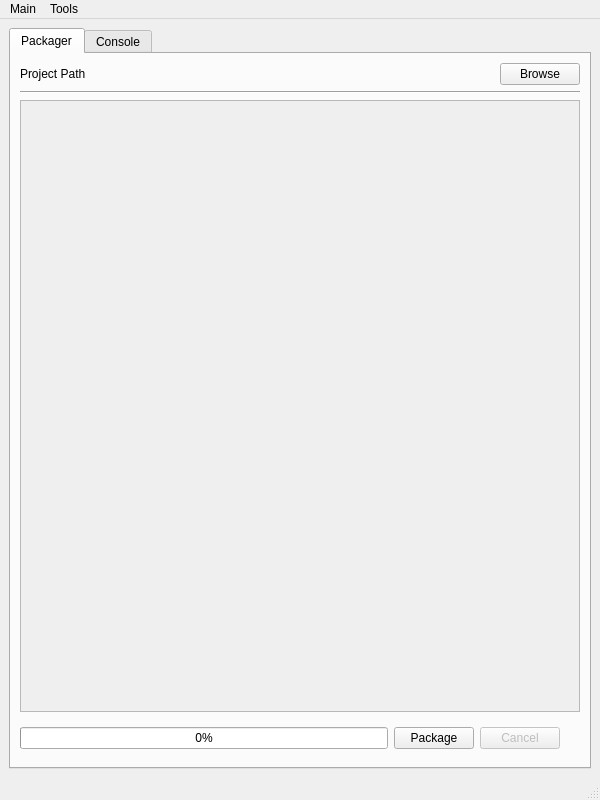
Above: mainwindow.ui from furkankykc/packager before the change. Below: the same form after it.
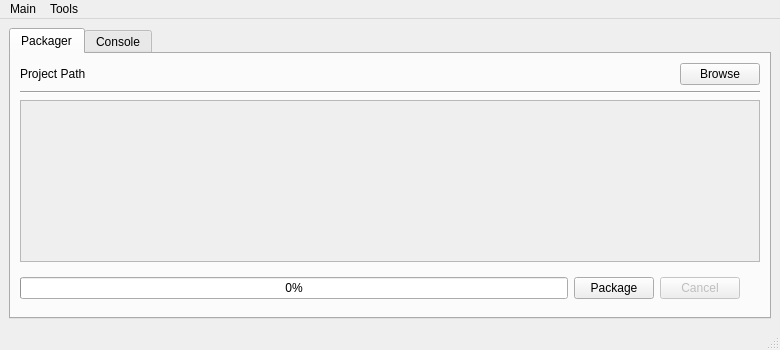
That is the form after the change.

Diff of the .ui file:
```diff
--- a/mainwindow.ui
+++ b/mainwindow.ui
@@ -6,8 +6,8 @@
    <rect>
     <x>0</x>
     <y>0</y>
-    <width>600</width>
-    <height>800</height>
+    <width>780</width>
+    <height>350</height>
    </rect>
   </property>
   <property name="sizePolicy">
@@ -102,8 +102,8 @@
               <rect>
                <x>0</x>
                <y>0</y>
-               <width>556</width>
-               <height>567</height>
+               <width>736</width>
+               <height>146</height>
               </rect>
              </property>
              <layout class="QGridLayout" name="gridLayout_2">
@@ -197,7 +197,7 @@
     <rect>
      <x>0</x>
      <y>0</y>
-     <width>600</width>
+     <width>780</width>
      <height>21</height>
     </rect>
    </property>
```
Left out of the diff: 6 changed lines with no effect on the pictures.
